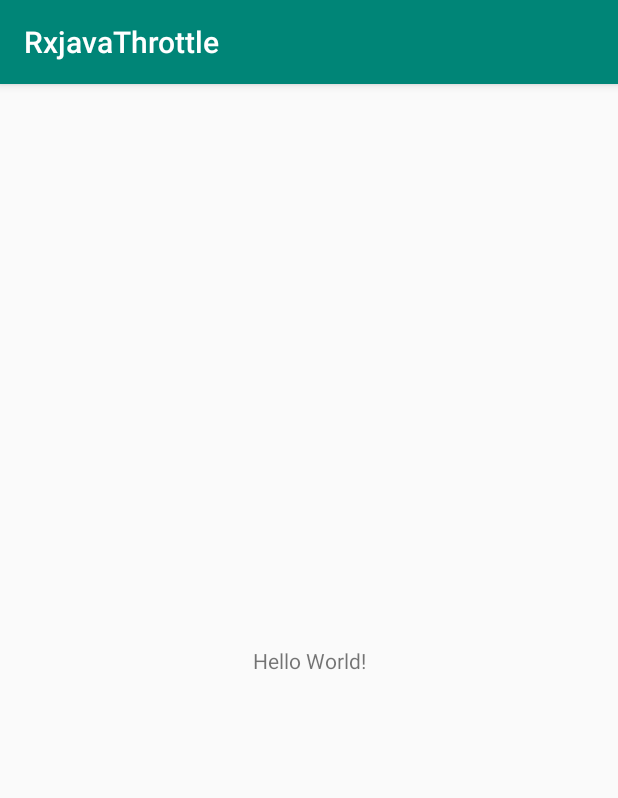
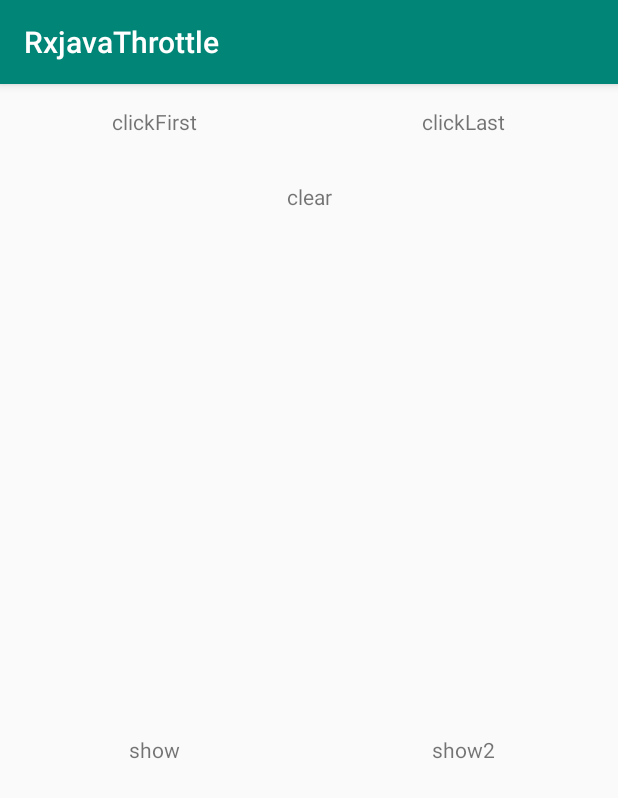
Before and after one commit to adam0806/RxJavaThrottle, an Android app: the screen it shows after launch (MainActivity), on a phone screen of 412 x 824 dp. Shown: the top 798 px of the screen. Run offline under Robolectric (Android 15) with nearby library versions, the phone set to English and light mode, and no system bars.

Commit message:
remove import rxjava and finish throttle

```diff
--- a/app/build.gradle
+++ b/app/build.gradle
@@ -6,7 +6,7 @@ android {
     compileSdkVersion rootProject.ext.compileSdkVersion
     buildToolsVersion rootProject.ext.buildToolsVersion
     defaultConfig {
-        applicationId "com.example.lenovo.rxjavathrottle"
+        applicationId "com.example.lenovo.throttle"
         minSdkVersion rootProject.ext.minSdkVersion
         targetSdkVersion rootProject.ext.targetSdkVersion
         versionCode rootProject.ext.versionCode
@@ -30,6 +30,4 @@ dependencies {
     androidTestImplementation 'com.android.support.test.espresso:espresso-core:3.0.2'
 
     implementation "org.jetbrains.kotlin:kotlin-stdlib-jdk7:$rootProject.ext.kotlin_version"
-    compile "io.reactivex.rxjava2:rxandroid:$rootProject.ext.rxAndroidVersion"
-    compile "io.reactivex.rxjava2:rxjava:$rootProject.ext.rxJavaVersion"
 }
--- a/app/src/main/AndroidManifest.xml
+++ b/app/src/main/AndroidManifest.xml
@@ -1,6 +1,6 @@
 <?xml version="1.0" encoding="utf-8"?>
 <manifest xmlns:android="http://schemas.android.com/apk/res/android"
-    package="com.example.lenovo.rxjavathrottle">
+    package="com.example.lenovo.throttle">
 
     <application
         android:allowBackup="true"
@@ -9,7 +9,7 @@
         android:roundIcon="@mipmap/ic_launcher_round"
         android:supportsRtl="true"
         android:theme="@style/AppTheme">
-        <activity android:name=".MainActivity">
+        <activity android:name="com.example.lenovo.throttle.MainActivity">
             <intent-filter>
                 <action android:name="android.intent.action.MAIN" />
 
--- /dev/null
+++ b/app/src/main/java/com/example/lenovo/throttle/MainActivity.kt
@@ -0,0 +1,61 @@
+package com.example.lenovo.throttle
+
+import android.support.v7.app.AppCompatActivity
+import android.os.Bundle
+import android.widget.TextView
+import java.text.SimpleDateFormat
+import java.util.*
+/**
+ * @author Adam
+ * @date 2020/1/10
+ * GitHub: https://github.com/adam0806
+ * jianshu: https://www.jianshu.com/u/83868141c938
+ * Email: adam0806@gmail
+ */
+class MainActivity : AppCompatActivity() {
+    val mPeriod:Long = 1000;
+    var tvShow:TextView ?= null;
+    var tvShow2:TextView ?= null;
+    var str:StringBuilder = StringBuilder();
+    var str2:StringBuilder = StringBuilder();
+    override fun onCreate(savedInstanceState: Bundle?) {
+        super.onCreate(savedInstanceState)
+        setContentView(R.layout.activity_main)
+        val tv = findViewById<TextView>(R.id.tv)
+        val tv2 = findViewById<TextView>(R.id.tv2)
+        val tvClear = findViewById<TextView>(R.id.tv_clear)
+        tvShow = findViewById<TextView>(R.id.tv_show)
+        tvShow2 = findViewById<TextView>(R.id.tv_show2)
+
+        tv.setOnClickListener({
+            str.append("click: "+SimpleDateFormat("mm:ss:SSS").format(Date(System.currentTimeMillis()))+ "\n")
+            tvShow?.setText(str)
+            Throttle.Builder<String>("1")
+                .throttleFirst(mPeriod)
+                .subscribe(object : Throttle.Observable{
+                    override fun onSubscribe() {
+                        str.append("change: "+ SimpleDateFormat("mm:ss:SSS").format(Date(System.currentTimeMillis())) +"\n")
+                        tvShow?.setText(str)
+                    }
+                })
+            })
+        tv2.setOnClickListener({
+            str2.append("click: "+SimpleDateFormat("mm:ss:SSS").format(Date(System.currentTimeMillis()))+ "\n")
+            tvShow2?.setText(str2)
+            Throttle.Builder<Int>(tv.hashCode()+1)
+                    .throttleLast(mPeriod)
+                    .subscribe(object : Throttle.Observable{
+                        override fun onSubscribe() {
+                            str2.append("change: "+ SimpleDateFormat("mm:ss:SSS").format(Date(System.currentTimeMillis())) +"\n")
+                            tvShow2?.setText(str2)
+                        }
+                    })
+        })
+        tvClear.setOnClickListener({
+            str.delete(0, str.length)
+            tvShow?.setText("");
+            str2.delete(0, str2.length)
+            tvShow2?.setText("");
+        })
+    }
+}
--- a/app/src/main/res/layout/activity_main.xml
+++ b/app/src/main/res/layout/activity_main.xml
@@ -1,18 +1,96 @@
 <?xml version="1.0" encoding="utf-8"?>
-<android.support.constraint.ConstraintLayout xmlns:android="http://schemas.android.com/apk/res/android"
+<LinearLayout xmlns:android="http://schemas.android.com/apk/res/android"
     xmlns:app="http://schemas.android.com/apk/res-auto"
     xmlns:tools="http://schemas.android.com/tools"
     android:layout_width="match_parent"
     android:layout_height="match_parent"
+    android:orientation="vertical"
     tools:context=".MainActivity">
 
+    <LinearLayout
+        android:layout_width="match_parent"
+        android:layout_height="wrap_content"
+        android:orientation="horizontal">
+        <TextView
+            android:layout_weight="1"
+            android:id="@+id/tv"
+            android:layout_width="match_parent"
+            android:layout_height="50dp"
+            android:gravity="center"
+            android:text="clickFirst"
+            app:layout_constraintBottom_toBottomOf="parent"
+            app:layout_constraintHorizontal_bias="0.501"
+            app:layout_constraintLeft_toLeftOf="parent"
+            app:layout_constraintRight_toRightOf="parent"
+            app:layout_constraintTop_toTopOf="parent"
+            app:layout_constraintVertical_bias="0.265" />
+        <TextView
+            android:layout_weight="1"
+            android:id="@+id/tv2"
+            android:layout_width="match_parent"
+            android:layout_height="50dp"
+            android:gravity="center"
+            android:text="clickLast"
+            app:layout_constraintBottom_toBottomOf="parent"
+            app:layout_constraintHorizontal_bias="0.501"
+            app:layout_constraintLeft_toLeftOf="parent"
+            app:layout_constraintRight_toRightOf="parent"
+            app:layout_constraintTop_toTopOf="parent"
+            app:layout_constraintVertical_bias="0.265" />
+    </LinearLayout>
+
     <TextView
-        android:layout_width="wrap_content"
-        android:layout_height="wrap_content"
-        android:text="Hello World!"
+        android:id="@+id/tv_clear"
+        android:layout_width="match_parent"
+        android:layout_height="50dp"
+        android:gravity="center"
+        android:text="clear"
         app:layout_constraintBottom_toBottomOf="parent"
+        app:layout_constraintHorizontal_bias="0.501"
         app:layout_constraintLeft_toLeftOf="parent"
         app:layout_constraintRight_toRightOf="parent"
-        app:layout_constraintTop_toTopOf="parent" />
+        app:layout_constraintTop_toTopOf="parent"
+        app:layout_constraintVertical_bias="0.265" />
 
-</android.support.constraint.ConstraintLayout>
+    <LinearLayout
+        android:layout_width="match_parent"
+        android:layout_height="match_parent"
+        android:orientation="horizontal">
+        <ScrollView
+            android:layout_weight="1"
+            android:layout_width="match_parent"
+            android:layout_height="match_parent"
+            android:fillViewport="true">
+            <TextView
+                android:layout_marginTop="20dp"
+                android:id="@+id/tv_show"
+                android:layout_width="match_parent"
+                android:layout_height="match_parent"
+                android:gravity="center"
+                android:text="show"
+                app:layout_constraintBottom_toBottomOf="parent"
+                app:layout_constraintLeft_toLeftOf="parent"
+                app:layout_constraintRight_toRightOf="parent"
+                app:layout_constraintTop_toTopOf="parent" />
+        </ScrollView>
+
+        <ScrollView
+            android:layout_weight="1"
+            android:layout_width="match_parent"
+            android:layout_height="match_parent"
+            android:fillViewport="true">
+            <TextView
+                android:layout_marginTop="20dp"
+                android:id="@+id/tv_show2"
+                android:layout_width="match_parent"
+                android:layout_height="match_parent"
+                android:gravity="center"
+                android:text="show2"
+                app:layout_constraintBottom_toBottomOf="parent"
+                app:layout_constraintLeft_toLeftOf="parent"
+                app:layout_constraintRight_toRightOf="parent"
+                app:layout_constraintTop_toTopOf="parent" />
+        </ScrollView>
+
+    </LinearLayout>
+</LinearLayout>
--- a/build.gradle
+++ b/build.gradle
@@ -35,10 +35,5 @@ ext {
     versionCode = 1
     versionName = '1.0.0'
 
-    espressoVersion = '3.0.1'
-    junitVersion = '4.12'
-    supportLibraryVersion = '26.1.0'
-    rxJavaVersion = '2.1.5'
-    rxAndroidVersion = '2.0.1'
     kotlin_version = '1.3.21'
 }
```
Also changed, not shown: app/src/main/java/com/example/lenovo/rxjavathrottle/MainActivity.kt (deleted, +0 -13 lines), app/src/main/java/com/example/lenovo/rxjavathrottle/RxJavaThrottleManager.kt (deleted, +0 -17 lines), app/src/main/java/com/example/lenovo/throttle/Throttle.kt (added, +76 -0 lines), 5 other files.
